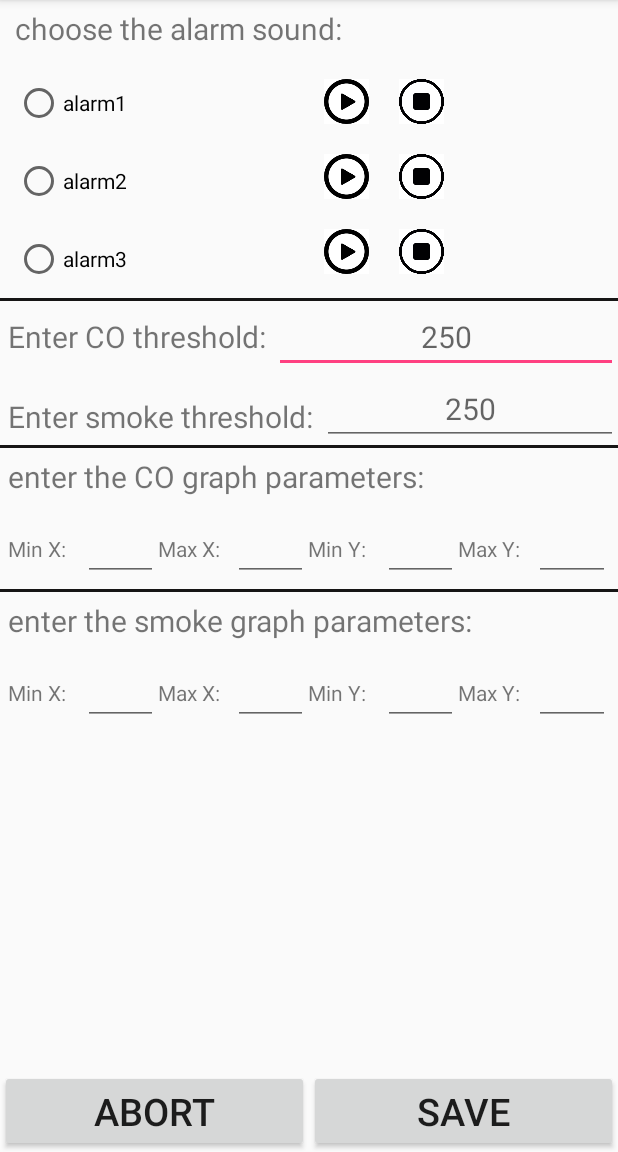
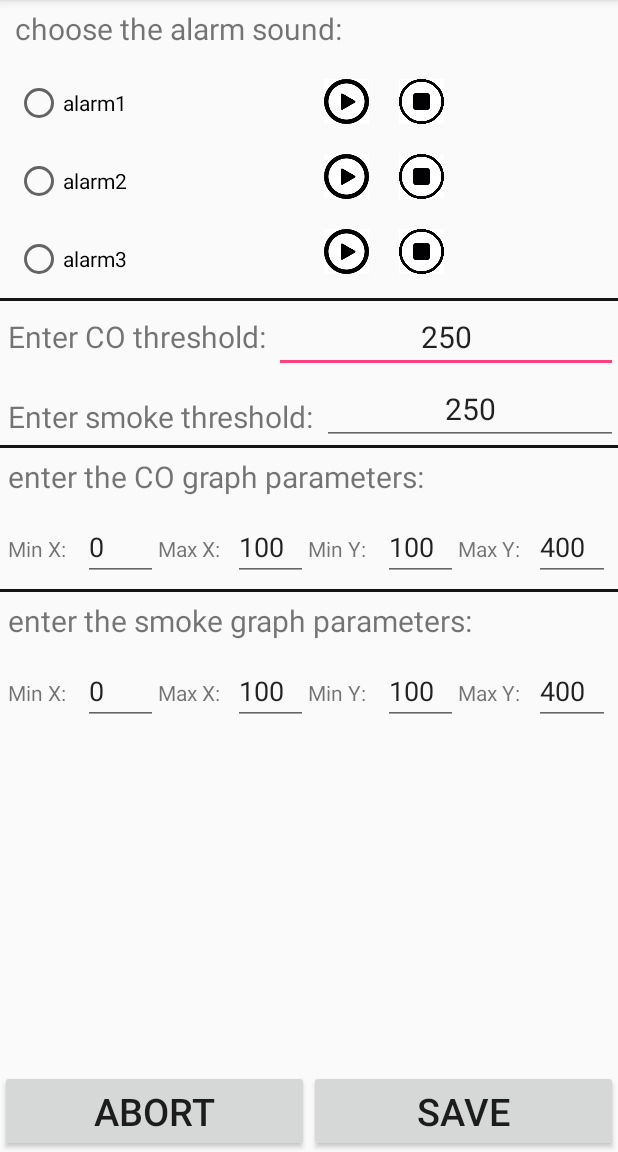
Before and after one commit to arezookaramooz/fireAlarm, an Android app: the SettingActivity screen opened directly, with no data from a screen before it, on a phone screen of 412 x 824 dp, the part 84-1236 px from its top. Run offline under Robolectric (Android 15) with nearby library versions, the phone set to English and light mode, and no system bars.

Commit message:
setting's bugs fixed.

```diff
--- a/app/src/main/java/com/example/arezoo/firealarm/SettingActivity.java
+++ b/app/src/main/java/com/example/arezoo/firealarm/SettingActivity.java
@@ -95,9 +95,20 @@ public class SettingActivity extends AppCompatActivity {
         editText_smoke_min_y = (EditText)findViewById(R.id.edit_text_smoke_min_y);
         editText_smoke_max_y = (EditText)findViewById(R.id.edit_text_smoke_max_y);
 
+        SharedPreferences prefs = getSharedPreferences(MY_PREFS_NAME, MODE_PRIVATE);
 
+        editText_co_threshold.setText(Integer.toString(prefs.getInt("co_threshold",250)));
+        editText_co_min_x.setText(Integer.toString(prefs.getInt("co_min_x", 0)));
+        editText_co_max_x.setText(Integer.toString(prefs.getInt("co_max_x", 100)));
+        editText_co_min_y.setText(Integer.toString(prefs.getInt("co_min_y", 100)));
+        editText_co_max_y.setText(Integer.toString(prefs.getInt("co_max_y", 400)));
 
-        SharedPreferences prefs = getSharedPreferences(MY_PREFS_NAME, MODE_PRIVATE);
+        editText_smoke_threshold.setText(Integer.toString(prefs.getInt("smoke_threshold",250)));
+        editText_smoke_min_x.setText(Integer.toString(prefs.getInt("smoke_min_x", 0)));
+        editText_smoke_max_x.setText(Integer.toString(prefs.getInt("smoke_max_x", 100)));
+        editText_smoke_min_y.setText(Integer.toString(prefs.getInt("smoke_min_y", 100)));
+        editText_smoke_max_y.setText(Integer.toString(prefs.getInt("smoke_max_y", 400)));
+
         check = prefs.getInt("checkedSound", 0);//"No name defined" is the default value
 
         if (check == 1)
```
